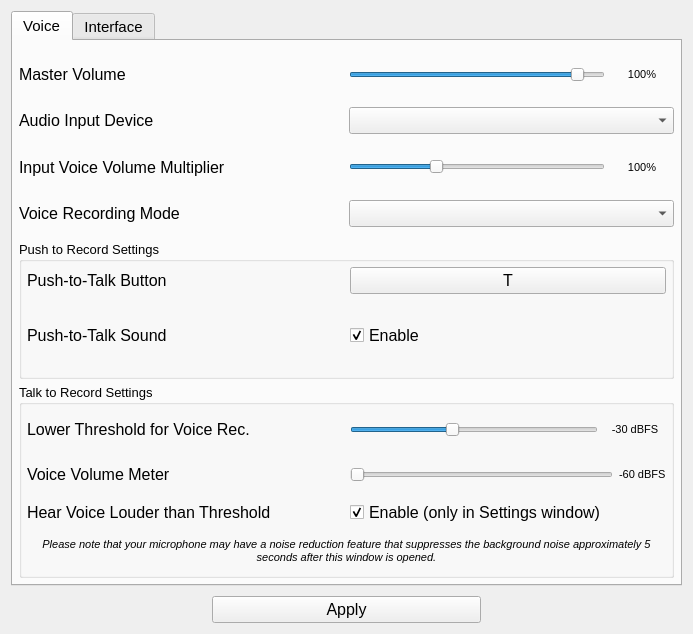
The window that src/View/SettingsWindow/settingswindow.ui (Flone-dnb/Silent) describes before a commit, drawn with Qt 5.
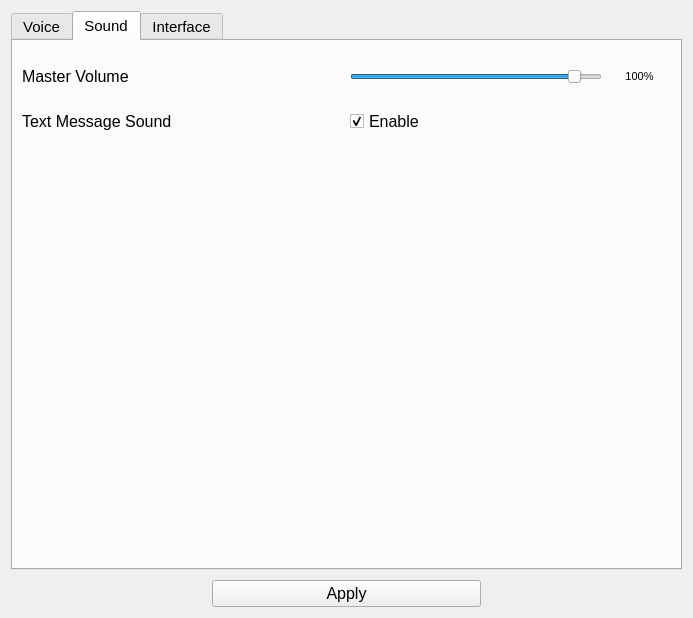
The same window after the commit. The open tabs and pages were chosen to show the change. Custom widgets are drawn as their Qt base class.

Commit message: Added option 'Text Message Sound'.

```diff
--- a/src/View/SettingsWindow/settingswindow.ui
+++ b/src/View/SettingsWindow/settingswindow.ui
@@ -7,7 +7,7 @@
     <x>0</x>
     <y>0</y>
     <width>693</width>
-    <height>634</height>
+    <height>618</height>
    </rect>
   </property>
   <property name="font">
@@ -57,7 +57,7 @@
        <attribute name="title">
         <string>Voice</string>
        </attribute>
-       <layout class="QVBoxLayout" name="verticalLayout" stretch="10,10,10,10,25,35">
+       <layout class="QVBoxLayout" name="verticalLayout" stretch="10,10,10,25,45">
         <property name="spacing">
          <number>5</number>
         </property>
@@ -73,86 +73,6 @@
         <property name="bottomMargin">
          <number>6</number>
         </property>
-        <item>
-         <layout class="QHBoxLayout" name="horizontalLayout_5" stretch="50,50">
-          <item>
-           <widget class="QLabel" name="label_2">
-            <property name="sizePolicy">
-             <sizepolicy hsizetype="Preferred" vsizetype="Preferred">
-              <horstretch>0</horstretch>
-              <verstretch>0</verstretch>
-             </sizepolicy>
-            </property>
-            <property name="font">
-             <font>
-              <family>Segoe UI</family>
-              <pointsize>12</pointsize>
-             </font>
-            </property>
-            <property name="styleSheet">
-             <string notr="true"/>
-            </property>
-            <property name="text">
-             <string>Master Volume</string>
-            </property>
-           </widget>
-          </item>
-          <item>
-           <layout class="QHBoxLayout" name="horizontalLayout_4" stretch="80,20">
-            <item>
-             <widget class="QSlider" name="horizontalSlider_volume">
-              <property name="sizePolicy">
-               <sizepolicy hsizetype="Expanding" vsizetype="Fixed">
-                <horstretch>0</horstretch>
-                <verstretch>0</verstretch>
-               </sizepolicy>
-              </property>
-              <property name="styleSheet">
-               <string notr="true"/>
-              </property>
-              <property name="minimum">
-               <number>0</number>
-              </property>
-              <property name="maximum">
-               <number>65535</number>
-              </property>
-              <property name="singleStep">
-               <number>5</number>
-              </property>
-              <property name="pageStep">
-               <number>6553</number>
-              </property>
-              <property name="value">
-               <number>60000</number>
-              </property>
-              <property name="orientation">
-               <enum>Qt::Horizontal</enum>
-              </property>
-             </widget>
-            </item>
-            <item>
-             <widget class="QLabel" name="label_4">
-              <property name="font">
-               <font>
-                <family>Segoe UI</family>
-                <pointsize>8</pointsize>
-               </font>
-              </property>
-              <property name="styleSheet">
-               <string notr="true"/>
-              </property>
-              <property name="text">
-               <string>100%</string>
-              </property>
-              <property name="alignment">
-               <set>Qt::AlignCenter</set>
-              </property>
-             </widget>
-            </item>
-           </layout>
-          </item>
-         </layout>
-        </item>
         <item>
          <layout class="QHBoxLayout" name="horizontalLayout_3" stretch="50,50">
           <property name="bottomMargin">
@@ -286,7 +206,7 @@
           <property name="flat">
            <bool>true</bool>
           </property>
-          <layout class="QVBoxLayout" name="verticalLayout_3" stretch="50,50">
+          <layout class="QVBoxLayout" name="verticalLayout_3" stretch="50,0">
            <property name="leftMargin">
             <number>5</number>
            </property>
@@ -596,6 +516,143 @@
         </item>
        </layout>
       </widget>
+      <widget class="QWidget" name="tab_sound">
+       <attribute name="title">
+        <string>Sound</string>
+       </attribute>
+       <layout class="QVBoxLayout" name="verticalLayout_6" stretch="10,10,80">
+        <item>
+         <layout class="QHBoxLayout" name="horizontalLayout_5" stretch="50,50">
+          <item>
+           <widget class="QLabel" name="label_2">
+            <property name="sizePolicy">
+             <sizepolicy hsizetype="Preferred" vsizetype="Preferred">
+              <horstretch>0</horstretch>
+              <verstretch>0</verstretch>
+             </sizepolicy>
+            </property>
+            <property name="font">
+             <font>
+              <family>Segoe UI</family>
+              <pointsize>12</pointsize>
+             </font>
+            </property>
+            <property name="styleSheet">
+             <string notr="true"/>
+            </property>
+            <property name="text">
+             <string>Master Volume</string>
+            </property>
+           </widget>
+          </item>
+          <item>
+           <layout class="QHBoxLayout" name="horizontalLayout_4" stretch="80,20">
+            <item>
+             <widget class="QSlider" name="horizontalSlider_volume">
+              <property name="sizePolicy">
+               <sizepolicy hsizetype="Expanding" vsizetype="Fixed">
+                <horstretch>0</horstretch>
+                <verstretch>0</verstretch>
+               </sizepolicy>
+              </property>
+              <property name="styleSheet">
+               <string notr="true"/>
+              </property>
+              <property name="minimum">
+               <number>0</number>
+              </property>
+              <property name="maximum">
+               <number>65535</number>
+              </property>
+              <property name="singleStep">
+               <number>5</number>
+              </property>
+              <property name="pageStep">
+               <number>6553</number>
+              </property>
+              <property name="value">
+               <number>60000</number>
+              </property>
+              <property name="orientation">
+               <enum>Qt::Horizontal</enum>
+              </property>
+             </widget>
+            </item>
+            <item>
+             <widget class="QLabel" name="label_4">
+              <property name="font">
+               <font>
+                <family>Segoe UI</family>
+                <pointsize>8</pointsize>
+               </font>
+              </property>
+              <property name="styleSheet">
+               <string notr="true"/>
+              </property>
+              <property name="text">
+               <string>100%</string>
+              </property>
+              <property name="alignment">
+               <set>Qt::AlignCenter</set>
+              </property>
+             </widget>
+            </item>
+           </layout>
+          </item>
+         </layout>
+        </item>
+        <item>
+         <layout class="QHBoxLayout" name="horizontalLayout_17" stretch="50,50">
+          <item>
+           <widget class="QLabel" name="label_12">
+            <property name="font">
+             <font>
+              <family>Segoe UI</family>
+              <pointsize>12</pointsize>
+             </font>
+            </property>
+            <property name="text">
+             <string>Text Message Sound</string>
+            </property>
+           </widget>
+          </item>
+          <item>
+           <layout class="QHBoxLayout" name="horizontalLayout_18" stretch="0">
+            <item>
+             <widget class="QCheckBox" name="checkBox_textMessageSound">
+              <property name="font">
+               <font>
+                <family>Segoe UI</family>
+                <pointsize>12</pointsize>
+               </font>
+              </property>
+              <property name="text">
+               <string>Enable</string>
+              </property>
+              <property name="checked">
+               <bool>true</bool>
+              </property>
+             </widget>
+            </item>
+           </layout>
+          </item>
+         </layout>
+        </item>
+        <item>
+         <spacer name="verticalSpacer_2">
+          <property name="orientation">
+           <enum>Qt::Vertical</enum>
+          </property>
+          <property name="sizeHint" stdset="0">
+           <size>
+            <width>20</width>
+            <height>40</height>
+           </size>
+          </property>
+         </spacer>
+        </item>
+       </layout>
+      </widget>
       <widget class="QWidget" name="tab_interface">
        <attribute name="title">
         <string>Interface</string>
```
The commit also changes 8 other files.
